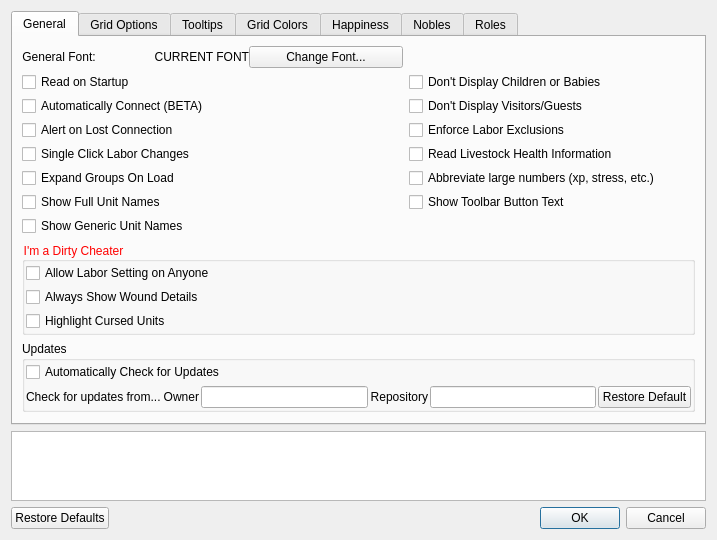
Old version of the form src/optionsmenu.ui in the repository Dwarf-Therapist/Dwarf-Therapist.
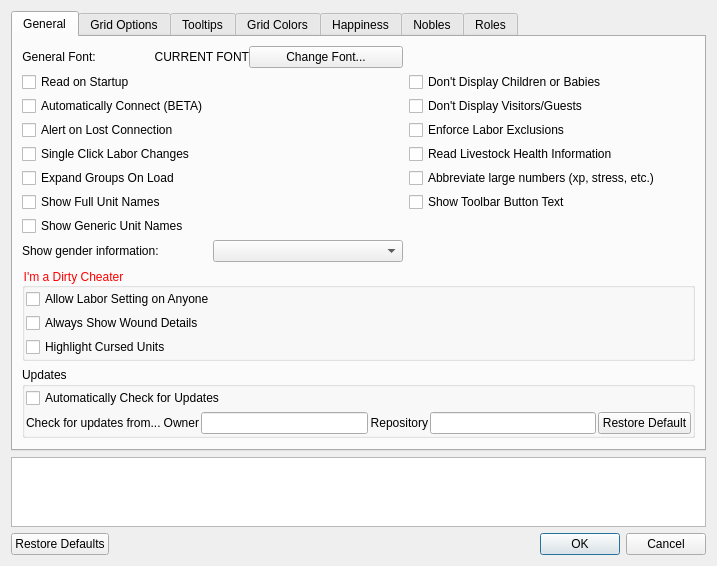
New version of the form. Icons and pictures are not drawn.

What changed in the file:
```diff
--- a/src/optionsmenu.ui
+++ b/src/optionsmenu.ui
@@ -300,6 +300,27 @@
            </property>
           </widget>
          </item>
+         <item row="8" column="0">
+          <layout class="QHBoxLayout" name="horizontalLayout_12">
+           <item>
+            <widget class="QLabel" name="lbl_gender_info">
+             <property name="text">
+              <string>Show gender information: </string>
+             </property>
+            </widget>
+           </item>
+           <item>
+            <widget class="QComboBox" name="cb_gender_info">
+             <property name="statusTip">
+              <string>Change how much information about gender is shown: sex only (female/male), or orientation (heterosexual/homosexual/bisexual/asexual), or commitment (ability to marry).</string>
+             </property>
+             <property name="whatsThis">
+              <string>Change how much information about gender is shown: sex only (female/male), or orientation (heterosexual/homosexual/bisexual/asexual), or commitment (ability to marry).</string>
+             </property>
+            </widget>
+           </item>
+          </layout>
+         </item>
         </layout>
        </item>
        <item>
```
